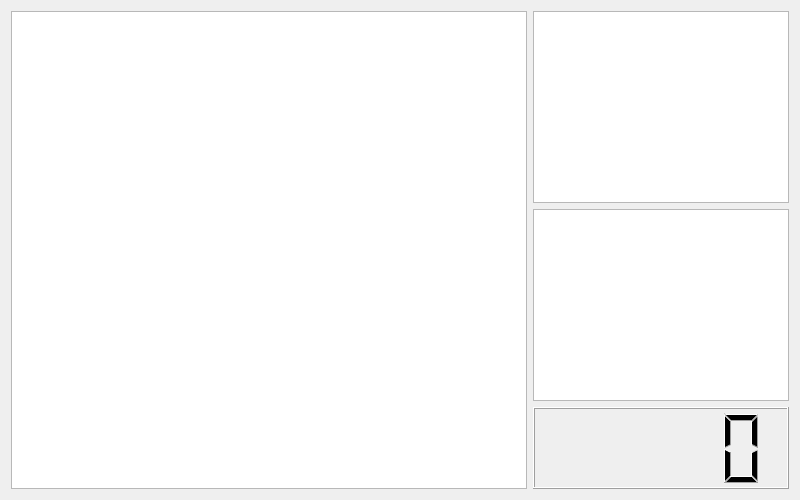
Before: the Qt Designer form hpgamedisplay.ui in ajhalme/human-patterns, drawn with Qt 5.
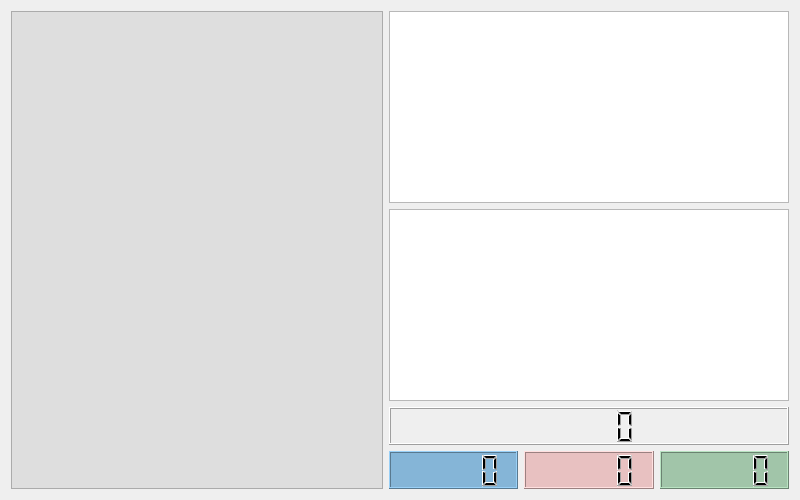
After: the same form once the commit is applied.

What changed in the file:
```diff
--- a/hpgamedisplay.ui
+++ b/hpgamedisplay.ui
@@ -16,31 +16,96 @@
   <layout class="QGridLayout" name="gridLayout">
    <item row="1" column="0">
     <layout class="QGridLayout" name="viewsGrid">
-     <item row="1" column="1">
-      <widget class="QGraphicsView" name="mashupView">
-       <property name="sizePolicy">
-        <sizepolicy hsizetype="Preferred" vsizetype="Preferred">
-         <horstretch>0</horstretch>
-         <verstretch>0</verstretch>
-        </sizepolicy>
-       </property>
-      </widget>
-     </item>
-     <item row="0" column="1">
-      <widget class="QGraphicsView" name="patternView">
-       <property name="sizePolicy">
-        <sizepolicy hsizetype="Preferred" vsizetype="Preferred">
-         <horstretch>0</horstretch>
-         <verstretch>0</verstretch>
-        </sizepolicy>
-       </property>
-      </widget>
-     </item>
-     <item row="2" column="1">
-      <widget class="QLCDNumber" name="lcdTimer"/>
-     </item>
      <item row="0" column="0" rowspan="3">
-      <widget class="QGraphicsView" name="mainView"/>
+      <widget class="QGraphicsView" name="combinedView">
+       <property name="styleSheet">
+        <string notr="true">background: rgb(222, 222, 222)
+</string>
+       </property>
+      </widget>
+     </item>
+     <item row="0" column="3" rowspan="3">
+      <layout class="QGridLayout" name="gridLayout_2" columnminimumwidth="0">
+       <item row="1" column="0">
+        <widget class="QGraphicsView" name="inputView">
+         <property name="sizePolicy">
+          <sizepolicy hsizetype="Preferred" vsizetype="Preferred">
+           <horstretch>0</horstretch>
+           <verstretch>0</verstretch>
+          </sizepolicy>
+         </property>
+         <property name="minimumSize">
+          <size>
+           <width>0</width>
+           <height>0</height>
+          </size>
+         </property>
+         <property name="maximumSize">
+          <size>
+           <width>16777215</width>
+           <height>16777215</height>
+          </size>
+         </property>
+        </widget>
+       </item>
+       <item row="2" column="0">
+        <widget class="QLCDNumber" name="lcdTimer">
+         <property name="maximumSize">
+          <size>
+           <width>16777215</width>
+           <height>16777215</height>
+          </size>
+         </property>
+        </widget>
+       </item>
+       <item row="0" column="0">
+        <widget class="QGraphicsView" name="patternView">
+         <property name="sizePolicy">
+          <sizepolicy hsizetype="Fixed" vsizetype="Preferred">
+           <horstretch>0</horstretch>
+           <verstretch>0</verstretch>
+          </sizepolicy>
+         </property>
+         <property name="minimumSize">
+          <size>
+           <width>400</width>
+           <height>0</height>
+          </size>
+         </property>
+         <property name="maximumSize">
+          <size>
+           <width>16777215</width>
+           <height>16777215</height>
+          </size>
+         </property>
+        </widget>
+       </item>
+       <item row="3" column="0">
+        <layout class="QHBoxLayout" name="horizontalLayout">
+         <item>
+          <widget class="QLCDNumber" name="scorePositive">
+           <property name="styleSheet">
+            <string notr="true">background: rgb(133, 181, 215)</string>
+           </property>
+          </widget>
+         </item>
+         <item>
+          <widget class="QLCDNumber" name="scoreNegative">
+           <property name="styleSheet">
+            <string notr="true">background: rgb(232, 193, 193)</string>
+           </property>
+          </widget>
+         </item>
+         <item>
+          <widget class="QLCDNumber" name="scoreQuality">
+           <property name="styleSheet">
+            <string notr="true">background: rgb(161, 197, 169)</string>
+           </property>
+          </widget>
+         </item>
+        </layout>
+       </item>
+      </layout>
      </item>
     </layout>
    </item>
```
Left out of the diff: 2 changed lines with no effect on the pictures.
